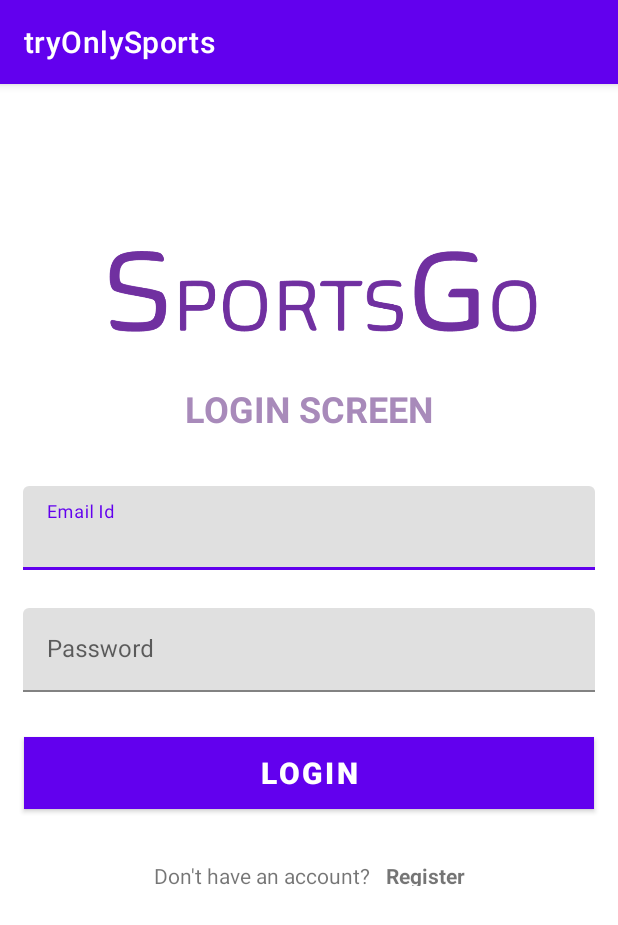
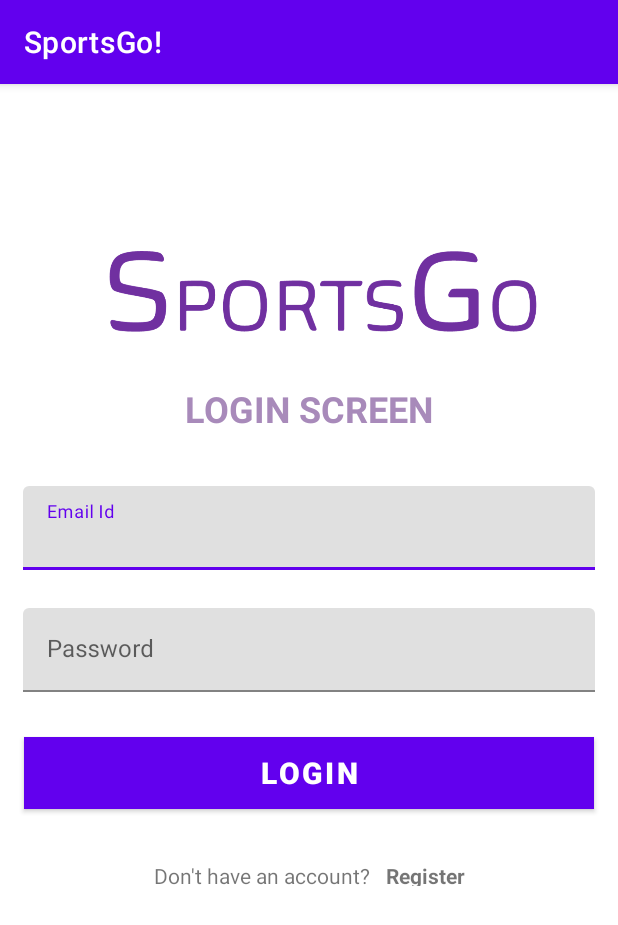
Before and after one commit to summoribundus/CZ2006Project, an Android app: the screen it shows after launch (LoginActivity), on a phone screen of 412 x 824 dp. Shown: the top 925 px of the screen. Run offline under Robolectric (Android 15) with nearby library versions, the phone set to English and light mode, and no system bars; our stand-ins replace Firebase (no records; nobody signed in at launch, a user with empty details on screens opened directly); 2 statements that could not run were skipped.

Commit message:
UI changed
UI changes:))

```diff
--- a/app/src/main/AndroidManifest.xml
+++ b/app/src/main/AndroidManifest.xml
@@ -9,7 +9,7 @@
     <application
         android:allowBackup="true"
         android:icon="@mipmap/ic_launcher"
-        android:label="@string/app_name"
+        android:label="SportsGo!"
         android:roundIcon="@mipmap/ic_launcher_round"
         android:supportsRtl="true"
         android:theme="@style/Theme.TryOnlySports">
--- a/app/src/main/res/layout/activity_login.xml
+++ b/app/src/main/res/layout/activity_login.xml
@@ -34,8 +34,8 @@
         android:id="@+id/tv_title"
         android:layout_width="wrap_content"
         android:layout_height="wrap_content"
+        android:layout_marginTop="200dp"
         android:text="LOGIN SCREEN"
-        android:layout_marginTop="200dp"
         android:textColor="#A88ABA"
         android:textSize="24sp"
         android:textStyle="bold"
@@ -88,6 +88,7 @@
 
     <com.google.android.material.button.MaterialButton
         android:id="@+id/btn_login"
+        style="@style/Widget.MaterialComponents.Button"
         android:layout_width="match_parent"
         android:layout_height="wrap_content"
         android:layout_gravity="center"
@@ -101,11 +102,10 @@
         android:textColor="#FFFFFF"
         android:textSize="20dp"
         android:textStyle="bold"
+        app:cornerRadius="30dp"
         app:layout_constraintEnd_toEndOf="parent"
         app:layout_constraintStart_toStartOf="parent"
-        app:layout_constraintTop_toBottomOf="@id/til_login_password"
-        style="@style/Widget.MaterialComponents.Button"
-        app:cornerRadius="30dp" />
+        app:layout_constraintTop_toBottomOf="@id/til_login_password" />
 
     <LinearLayout
         android:layout_width="wrap_content"
--- a/app/src/main/res/layout/activity_row.xml
+++ b/app/src/main/res/layout/activity_row.xml
@@ -3,6 +3,10 @@
     xmlns:app="http://schemas.android.com/apk/res-auto"
     android:layout_width="fill_parent"
     android:layout_height="wrap_content"
+    android:layout_marginTop="10dp"
+    android:layout_marginBottom="10dp"
+    android:layout_marginLeft="16dp"
+    android:layout_marginRight="16dp"
     android:background="@drawable/bg_roundcorner_btn1"
     android:orientation="vertical"
     android:padding="5dip">
--- a/app/src/main/res/layout/fragment_schedule_history.xml
+++ b/app/src/main/res/layout/fragment_schedule_history.xml
@@ -18,7 +18,9 @@
             android:layout_marginStart="16dp"
             android:layout_marginTop="16dp"
             android:text="History"
-            android:textSize="30sp"
+            android:textSize="24sp"
+            android:textStyle="bold"
+            android:textColor="#664A99"
             app:layout_constraintEnd_toEndOf="parent"
             app:layout_constraintHorizontal_bias="0.0"
             app:layout_constraintStart_toStartOf="parent"
--- a/app/src/main/res/layout/fragment_workout_history.xml
+++ b/app/src/main/res/layout/fragment_workout_history.xml
@@ -19,7 +19,9 @@
             android:layout_marginTop="32dp"
             android:layout_marginBottom="30dp"
             android:text="History"
-            android:textSize="30sp"
+            android:textSize="24sp"
+            android:textStyle="bold"
+            android:textColor="#664A99"
             app:layout_constraintBottom_toTopOf="@id/workoutList"
             app:layout_constraintEnd_toEndOf="parent"
             app:layout_constraintHorizontal_bias="0.0"
--- a/app/src/main/res/navigation/mobile_navigation.xml
+++ b/app/src/main/res/navigation/mobile_navigation.xml
@@ -128,7 +128,7 @@
     <fragment
         android:id="@+id/personalInfoFragment"
         android:name="com.example.tryonlysports.ui.profile.PersonalInfoFragment"
-        android:label="PersonalInfoFragment" >
+        android:label="Personal Information">
         <action
             android:id="@+id/action_personalInfoFragment_to_navigation_profile"
             app:destination="@id/navigation_profile" />
```
Also changed, not shown: app/src/main/res/layout/list_weight_history.xml (+6 -1 lines).
